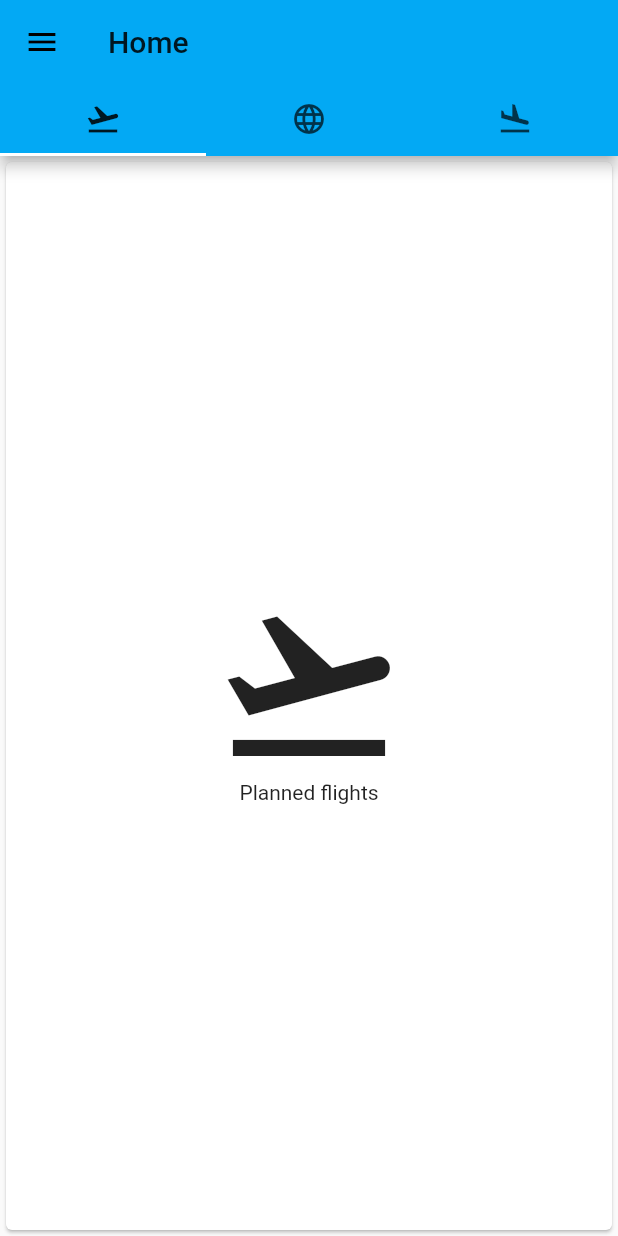
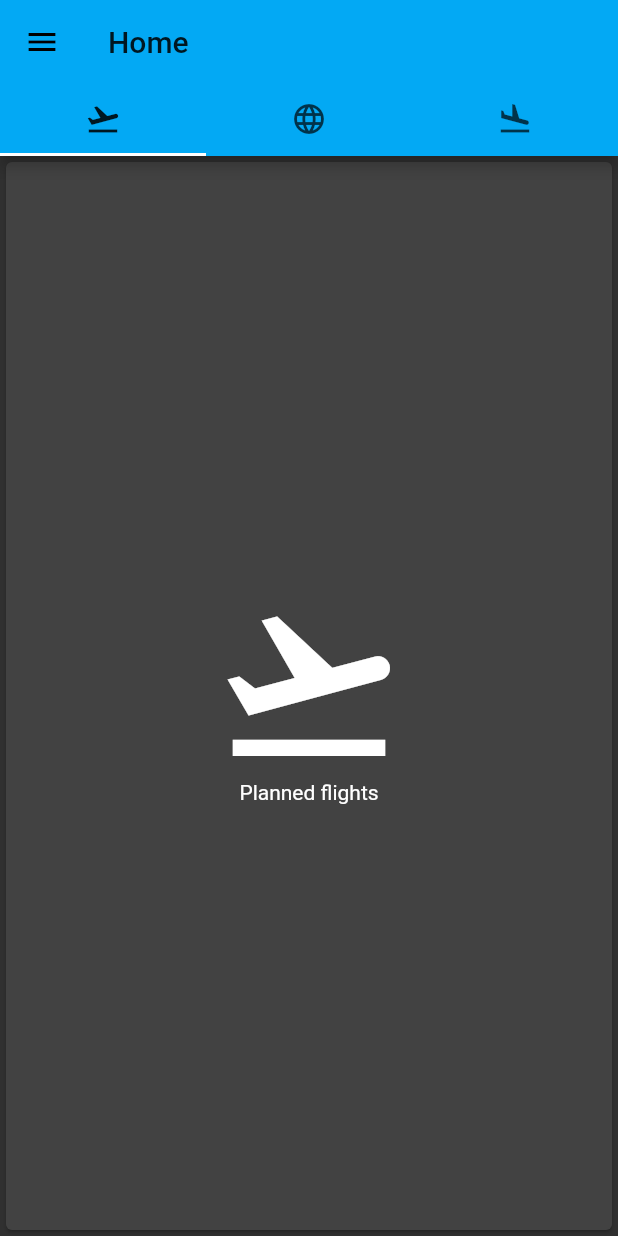
Before and after one commit to acrovato/fluttair, a Flutter app: the screen it shows after launch, after a tap on "Home", on a phone screen of 412 x 824 dp. Run offline on Flutter 3.47's test engine with Material 2 defaults, Android fonts, the phone set to English and light mode, and no system bars; our stand-ins replace dynamic_theme; missing offline and left inert: preferences; Roboto replaces fonts that are missing (Hind, Montserrat).

Commit message:
Add dynamic theme support and new preference page

```diff
--- a/lib/main.dart
+++ b/lib/main.dart
@@ -1,38 +1,32 @@
 import 'package:flutter/material.dart';
+import 'package:preferences/preferences.dart';
+import 'package:dynamic_theme/dynamic_theme.dart';
 
 import 'router.dart';
 
-void main() => runApp(Fluttair());
+main() async {
+  await PrefService.init(prefix: 'pref_');
+  runApp(Fluttair());
+}
 
 class Fluttair extends StatelessWidget {
-  ThemeData lightTheme() {
-    return ThemeData(
-      // Define the default brightness and colors.
-      brightness: Brightness.light,
+  Widget build(BuildContext context) {
+    return DynamicTheme(
+        defaultBrightness: Brightness.dark,
+        data: (brightness) => ThemeData(
+              brightness: brightness,
               dividerColor: Colors.black,
               accentColor: Colors.lightBlue,
               primaryColor: Colors.lightBlue,
               primaryColorDark: Colors.blue,
               hintColor: Colors.grey,
-      // Define the default font family.
-      fontFamily: 'Montserrat',
-      // Define the default TextTheme. Use this to specify the default
-      // text styling for headlines, titles, bodies of text, and more.
-      textTheme: TextTheme(
-        headline: TextStyle(fontSize: 72.0, fontWeight: FontWeight.bold),
-        title: TextStyle(fontSize: 36.0, fontStyle: FontStyle.italic),
-        body1: TextStyle(fontSize: 14.0, fontFamily: 'Hind'),
             ),
-    );
-  }
-
-  @override
-  Widget build(BuildContext context) {
+        themedWidgetBuilder: (context, theme) {
           return MaterialApp(
             title: 'FluttAir',
-        theme: lightTheme(),
-        darkTheme: Theme.of(context).copyWith(brightness: Brightness.dark),
+            theme: theme,
             routes: myRoute,
           );
+        });
   }
 }
--- a/pubspec.yaml
+++ b/pubspec.yaml
@@ -14,7 +14,7 @@ description: Flight planning and navigation
 version: 1.0.0+1
 
 environment:
-  sdk: ">=2.1.0 <3.0.0"
+  sdk: ">=2.2.0 <3.0.0"
 
 dependencies:
   flutter:
@@ -23,6 +23,8 @@ dependencies:
   # The following adds the Cupertino Icons font to your application.
   # Use with the CupertinoIcons class for iOS style icons.
   cupertino_icons: ^0.1.2
+  preferences: ^5.0.1
+  dynamic_theme: ^1.0.1
 
 dev_dependencies:
   flutter_test:
```
Also changed, not shown: lib/settings.dart (+37 -23 lines), 1 other file. Lines whose indentation alone changed are shown as unchanged.
